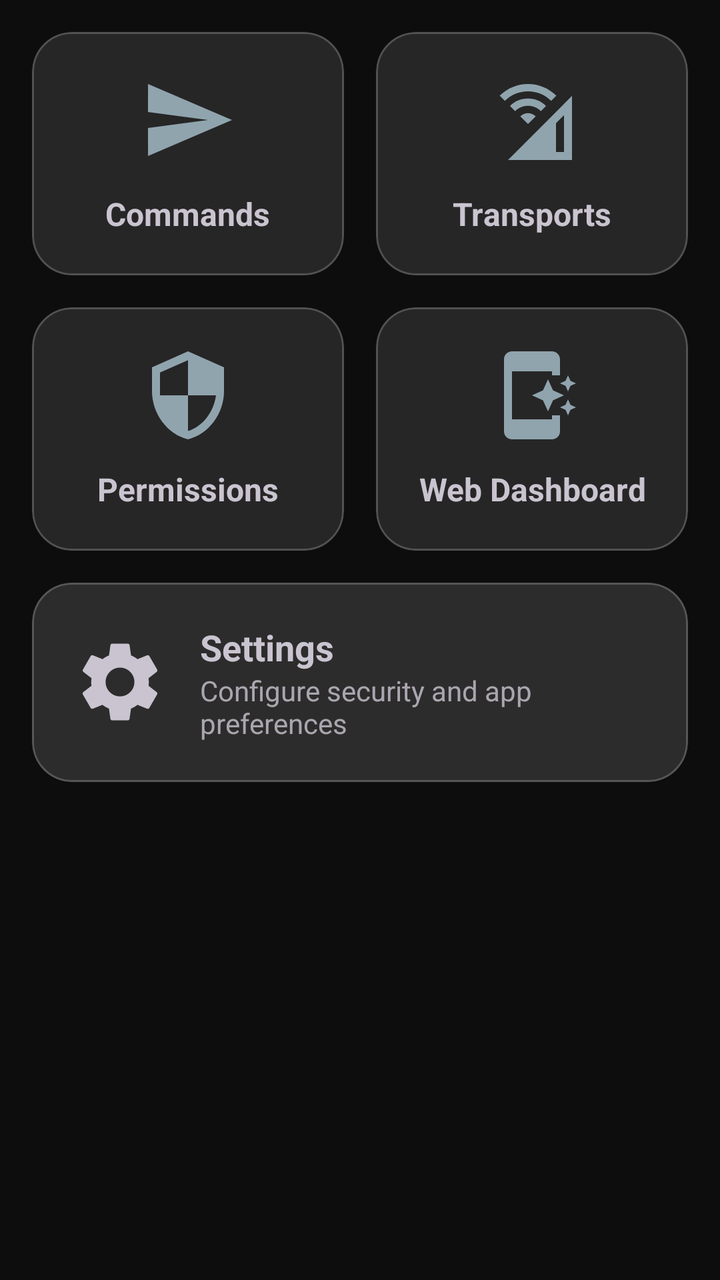
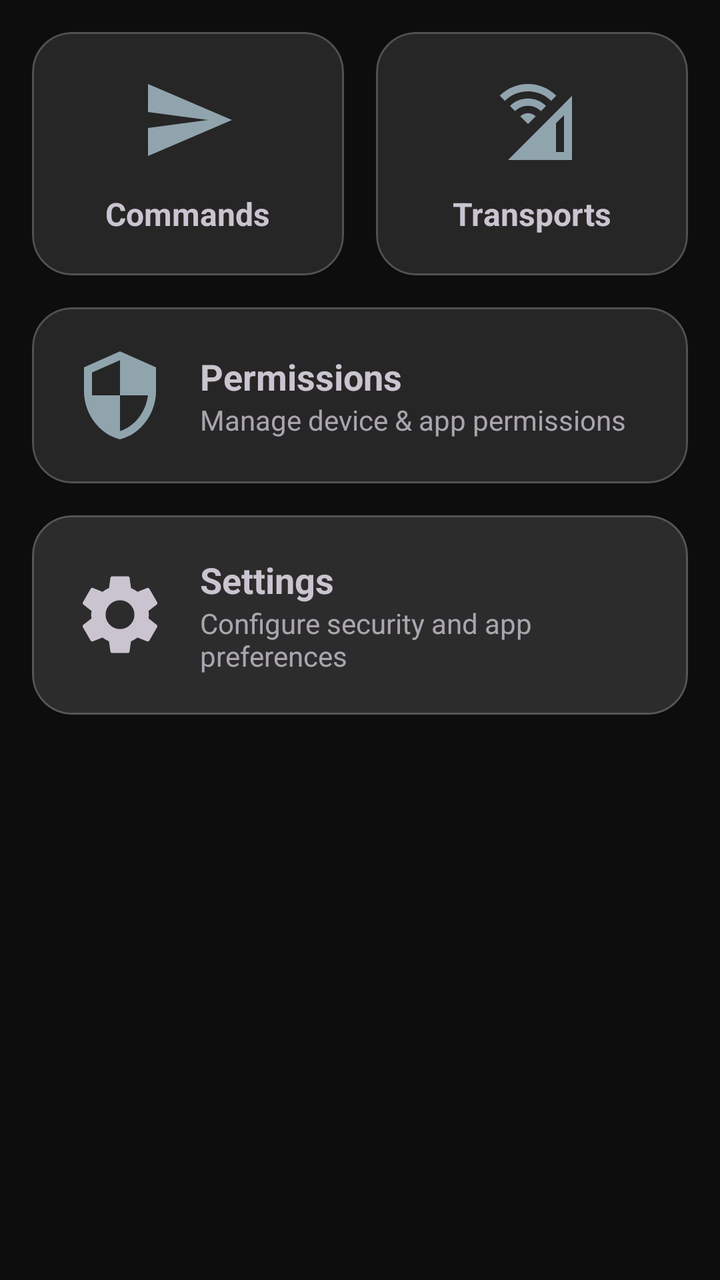

Two renders of the same Android screen: before a commit and after it. Below are the layout's source before the change and the commit's diff.
<!-- AndroidManifest.xml: application theme Theme.Veto -->
<!-- res/layout/fragment_main_page.xml -->
<?xml version="1.0" encoding="utf-8"?>
<ScrollView xmlns:android="http://schemas.android.com/apk/res/android"
    xmlns:app="http://schemas.android.com/apk/res-auto"
    android:layout_width="match_parent"
    android:layout_height="match_parent"
    android:clipToPadding="false"
    android:paddingBottom="16dp">

    <GridLayout
        android:layout_width="match_parent"
        android:layout_height="wrap_content"
        android:columnCount="2"
        android:padding="8dp"
        android:useDefaultMargins="true">

        
        <com.google.android.material.card.MaterialCardView
            android:id="@+id/card_commands"
            android:layout_width="0dp"
            android:layout_height="wrap_content"
            android:layout_columnWeight="1"
            android:layout_margin="8dp">

            <LinearLayout
                android:layout_width="match_parent"
                android:layout_height="wrap_content"
                android:orientation="vertical"
                android:padding="20dp"
                android:gravity="center">

                <ImageView
                    android:layout_width="48dp"
                    android:layout_height="48dp"
                    android:src="@drawable/ic_send"
                    app:tint="?attr/colorPrimary" />

                <TextView
                    android:layout_width="wrap_content"
                    android:layout_height="wrap_content"
                    android:layout_marginTop="12dp"
                    android:text="Commands"
                    android:textSize="16sp"
                    android:textStyle="bold" />
            </LinearLayout>
        </com.google.android.material.card.MaterialCardView>

        
        <com.google.android.material.card.MaterialCardView
            android:id="@+id/card_transport_channels"
            android:layout_width="0dp"
            android:layout_height="wrap_content"
            android:layout_columnWeight="1"
            android:layout_margin="8dp">

            <LinearLayout
                android:layout_width="match_parent"
                android:layout_height="wrap_content"
                android:orientation="vertical"
                android:padding="20dp"
                android:gravity="center">

                <ImageView
                    android:layout_width="48dp"
                    android:layout_height="48dp"
                    android:src="@drawable/ic_cell_wifi"
                    app:tint="?attr/colorPrimary" />

                <TextView
                    android:layout_width="wrap_content"
                    android:layout_height="wrap_content"
                    android:layout_marginTop="12dp"
                    android:text="Transports"
                    android:textSize="16sp"
                    android:textStyle="bold" />
            </LinearLayout>
        </com.google.android.material.card.MaterialCardView>

        
        <com.google.android.material.card.MaterialCardView
            android:id="@+id/card_permission_manager"
            android:layout_width="0dp"
            android:layout_height="wrap_content"
            android:layout_columnWeight="1"
            android:layout_margin="8dp">

            <LinearLayout
                android:layout_width="match_parent"
                android:layout_height="wrap_content"
                android:orientation="vertical"
                android:padding="20dp"
                android:gravity="center">

                <ImageView
                    android:layout_width="48dp"
                    android:layout_height="48dp"
                    android:src="@drawable/ic_security"
                    app:tint="?attr/colorPrimary" />

                <TextView
                    android:layout_width="wrap_content"
                    android:layout_height="wrap_content"
                    android:layout_marginTop="12dp"
                    android:text="Permissions"
                    android:textSize="16sp"
                    android:textStyle="bold" />
            </LinearLayout>
        </com.google.android.material.card.MaterialCardView>

        
        <com.google.android.material.card.MaterialCardView
            android:id="@+id/card_website"
            android:layout_width="0dp"
            android:layout_height="wrap_content"
            android:layout_columnWeight="1"
            android:layout_margin="8dp">

            <LinearLayout
                android:layout_width="match_parent"
                android:layout_height="wrap_content"
                android:orientation="vertical"
                android:padding="20dp"
                android:gravity="center">

                <ImageView
                    android:layout_width="48dp"
                    android:layout_height="48dp"
                    android:src="@drawable/ic_in_app"
                    app:tint="?attr/colorPrimary" />

                <TextView
                    android:layout_width="wrap_content"
                    android:layout_height="wrap_content"
                    android:layout_marginTop="12dp"
                    android:text="Web Dashboard"
                    android:textSize="16sp"
                    android:textStyle="bold"
                    android:gravity="center" />
            </LinearLayout>
        </com.google.android.material.card.MaterialCardView>

        
        <com.google.android.material.card.MaterialCardView
            android:id="@+id/card_settings"
            android:layout_width="match_parent"
            android:layout_height="wrap_content"
            android:layout_columnSpan="2"
            android:layout_margin="8dp"
            app:cardBackgroundColor="?attr/colorSurfaceVariant">

            <LinearLayout
                android:layout_width="match_parent"
                android:layout_height="wrap_content"
                android:orientation="horizontal"
                android:padding="20dp"
                android:gravity="center_vertical">

                <ImageView
                    android:layout_width="48dp"
                    android:layout_height="48dp"
                    android:src="@drawable/ic_settings"
                    app:tint="?attr/colorOnSurfaceVariant" />

                <LinearLayout
                    android:layout_width="match_parent"
                    android:layout_height="wrap_content"
                    android:orientation="vertical"
                    android:layout_marginStart="16dp">
                    <TextView
                        android:layout_width="wrap_content"
                        android:layout_height="wrap_content"
                        android:text="Settings"
                        android:textSize="18sp"
                        android:textColor="?attr/colorOnSurfaceVariant"
                        android:textStyle="bold" />
                    <TextView
                        android:layout_width="wrap_content"
                        android:layout_height="wrap_content"
                        android:text="Configure security and app preferences"
                        android:textColor="?attr/colorOnSurfaceVariant"
                        android:alpha="0.8"
                        android:textSize="14sp" />
                </LinearLayout>
            </LinearLayout>
        </com.google.android.material.card.MaterialCardView>

    </GridLayout>
</ScrollView>
<!-- resources referenced by this layout -->
<resources>
  <!-- drawable ic_in_app (drawable) -->
  <vector xmlns:android="http://schemas.android.com/apk/res/android"
      android:width="24dp"
      android:height="24dp"
      android:tint="@color/colorIcon"
      android:viewportWidth="24"
      android:viewportHeight="24">
  
      <path
          android:fillColor="@android:color/white"
          android:pathData="M17,18H7V6h10v1h2V3c0,-1.1 -0.9,-2 -2,-2H7C5.9,1 5,1.9 5,3v18c0,1.1 0.9,2 2,2h10c1.1,0 2,-0.9 2,-2v-4h-2V18z" />
  
      <path
          android:fillColor="@android:color/white"
          android:pathData="M20.38,9.62l0.62,1.38l0.62,-1.38l1.38,-0.62l-1.38,-0.62l-0.62,-1.38l-0.62,1.38l-1.38,0.62z" />
  
      <path
          android:fillColor="@android:color/white"
          android:pathData="M16,8l-1.25,2.75l-2.75,1.25l2.75,1.25l1.25,2.75l1.25,-2.75l2.75,-1.25l-2.75,-1.25z" />
  
      <path
          android:fillColor="@android:color/white"
          android:pathData="M21,13l-0.62,1.38l-1.38,0.62l1.38,0.62l0.62,1.38l0.62,-1.38l1.38,-0.62l-1.38,-0.62z" />
  
  </vector>
  <!-- drawable ic_send (drawable) -->
  <vector xmlns:android="http://schemas.android.com/apk/res/android" android:autoMirrored="true" android:height="24dp" android:tint="#000000" android:viewportHeight="24" android:viewportWidth="24" android:width="24dp">
  
      <path android:fillColor="@android:color/white" android:pathData="M2.01,21L23,12 2.01,3 2,10l15,2 -15,2z"/>
  
  </vector>
  <style name="Theme.Veto" parent="AppTheme" />
  <color name="colorIcon">#CFD8DC</color>
  <color name="md_theme_primary">#90A4AE</color>
  <color name="md_theme_onPrimary">#000000</color>
  <color name="md_theme_primaryContainer">#37474F</color>
  <color name="md_theme_onPrimaryContainer">#CFD8DC</color>
  <color name="md_theme_secondary">#B0BEC5</color>
  <color name="md_theme_onSecondary">#000000</color>
  <color name="md_theme_secondaryContainer">#455A64</color>
  <color name="md_theme_onSecondaryContainer">#ECEFF1</color>
  <color name="md_theme_tertiary">#78909C</color>
  <color name="md_theme_onTertiary">#000000</color>
  <color name="md_theme_tertiaryContainer">#263238</color>
  <color name="md_theme_onTertiaryContainer">#CFD8DC</color>
  <color name="md_theme_error">#FFB4AB</color>
  <color name="md_theme_onError">#690005</color>
  <color name="md_theme_errorContainer">#93000A</color>
  <color name="md_theme_onErrorContainer">#FFDAD6</color>
  <color name="md_theme_background">#121212</color>
  <color name="md_theme_onBackground">#E6E1E5</color>
  <color name="md_theme_surface">#1A1A1A</color>
  <color name="md_theme_onSurface">#E6E1E5</color>
  <color name="md_theme_surfaceVariant">#2C2C2C</color>
  <color name="md_theme_onSurfaceVariant">#CAC4D0</color>
  <color name="md_theme_outline">#808080</color>
  <color name="md_theme_outlineVariant">#494949</color>
  <color name="md_theme_inverseSurface">#E6E1E5</color>
  <color name="md_theme_inverseOnSurface">#313033</color>
  <color name="md_theme_inversePrimary">#37474F</color>
  <style name="Widget.LCLD.GlassCard" parent="Widget.Material3.CardView.Elevated">
          <item name="cardBackgroundColor">@color/glass_white</item>
          <item name="cardElevation">0dp</item>
          <item name="shapeAppearanceOverlay">@style/ShapeAppearance.LCLD.GlassCard</item>
          <item name="strokeColor">@color/glass_stroke</item>
          <item name="strokeWidth">1dp</item>
      </style>
  <color name="glass_white">#1AFFFFFF</color>
  <style name="ShapeAppearance.LCLD.GlassCard" parent="ShapeAppearance.Material3.MediumComponent">
          <item name="cornerSize">20dp</item>
      </style>
  <color name="glass_stroke">#33FFFFFF</color>
  <!-- unchanged entries left out for length: 6 -->
</resources>

<!-- the commit's change to res/layout/fragment_main_page.xml (unified diff, before → after) -->
@@ -78,17 +78,17 @@
         
         <com.google.android.material.card.MaterialCardView
             android:id="@+id/card_permission_manager"
-            android:layout_width="0dp"
+            android:layout_width="match_parent"
             android:layout_height="wrap_content"
-            android:layout_columnWeight="1"
+            android:layout_columnSpan="2"
             android:layout_margin="8dp">
 
             <LinearLayout
                 android:layout_width="match_parent"
                 android:layout_height="wrap_content"
-                android:orientation="vertical"
+                android:orientation="horizontal"
                 android:padding="20dp"
-                android:gravity="center">
+                android:gravity="center_vertical">
 
                 <ImageView
                     android:layout_width="48dp"
@@ -96,45 +96,25 @@
                     android:src="@drawable/ic_security"
                     app:tint="?attr/colorPrimary" />
 
-                <TextView
-                    android:layout_width="wrap_content"
+                <LinearLayout
+                    android:layout_width="match_parent"
                     android:layout_height="wrap_content"
-                    android:layout_marginTop="12dp"
-                    android:text="Permissions"
-                    android:textSize="16sp"
-                    android:textStyle="bold" />
-            </LinearLayout>
-        </com.google.android.material.card.MaterialCardView>
-
-        
-        <com.google.android.material.card.MaterialCardView
-            android:id="@+id/card_website"
-            android:layout_width="0dp"
-            android:layout_height="wrap_content"
-            android:layout_columnWeight="1"
-            android:layout_margin="8dp">
-
-            <LinearLayout
-                android:layout_width="match_parent"
-                android:layout_height="wrap_content"
-                android:orientation="vertical"
-                android:padding="20dp"
-                android:gravity="center">
-
-                <ImageView
-                    android:layout_width="48dp"
-                    android:layout_height="48dp"
-                    android:src="@drawable/ic_in_app"
-                    app:tint="?attr/colorPrimary" />
-
-                <TextView
-                    android:layout_width="wrap_content"
-                    android:layout_height="wrap_content"
-                    android:layout_marginTop="12dp"
-                    android:text="Web Dashboard"
-                    android:textSize="16sp"
-                    android:textStyle="bold"
-                    android:gravity="center" />
+                    android:orientation="vertical"
+                    android:layout_marginStart="16dp">
+                    <TextView
+                        android:layout_width="wrap_content"
+                        android:layout_height="wrap_content"
+                        android:text="Permissions"
+                        android:textSize="18sp"
+                        android:textStyle="bold" />
+                    <TextView
+                        android:layout_width="wrap_content"
+                        android:layout_height="wrap_content"
+                        android:text="Manage device &amp; app permissions"
+                        android:textColor="?attr/colorOnSurfaceVariant"
+                        android:alpha="0.8"
+                        android:textSize="14sp" />
+                </LinearLayout>
             </LinearLayout>
         </com.google.android.material.card.MaterialCardView>
 
<!-- resource entries referenced after the edit -->
@@ -1,30 +1,5 @@
 <!-- resources referenced by this layout -->
 <resources>
-  <!-- drawable ic_in_app (drawable) -->
-  <vector xmlns:android="http://schemas.android.com/apk/res/android"
-      android:width="24dp"
-      android:height="24dp"
-      android:tint="@color/colorIcon"
-      android:viewportWidth="24"
-      android:viewportHeight="24">
-  
-      <path
-          android:fillColor="@android:color/white"
-          android:pathData="M17,18H7V6h10v1h2V3c0,-1.1 -0.9,-2 -2,-2H7C5.9,1 5,1.9 5,3v18c0,1.1 0.9,2 2,2h10c1.1,0 2,-0.9 2,-2v-4h-2V18z" />
-  
-      <path
-          android:fillColor="@android:color/white"
-          android:pathData="M20.38,9.62l0.62,1.38l0.62,-1.38l1.38,-0.62l-1.38,-0.62l-0.62,-1.38l-0.62,1.38l-1.38,0.62z" />
-  
-      <path
-          android:fillColor="@android:color/white"
-          android:pathData="M16,8l-1.25,2.75l-2.75,1.25l2.75,1.25l1.25,2.75l1.25,-2.75l2.75,-1.25l-2.75,-1.25z" />
-  
-      <path
-          android:fillColor="@android:color/white"
-          android:pathData="M21,13l-0.62,1.38l-1.38,0.62l1.38,0.62l0.62,1.38l0.62,-1.38l1.38,-0.62l-1.38,-0.62z" />
-  
-  </vector>
   <!-- drawable ic_send (drawable) -->
   <vector xmlns:android="http://schemas.android.com/apk/res/android" android:autoMirrored="true" android:height="24dp" android:tint="#000000" android:viewportHeight="24" android:viewportWidth="24" android:width="24dp">
   
